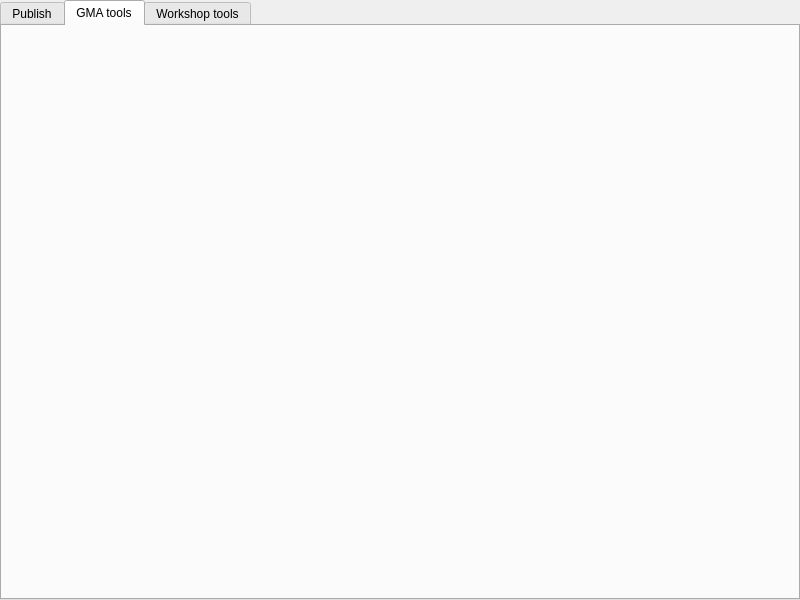
This is ui/mainwindow.ui in FPtje/gmosh as Qt 5 draws it before an edit. The edited form follows.
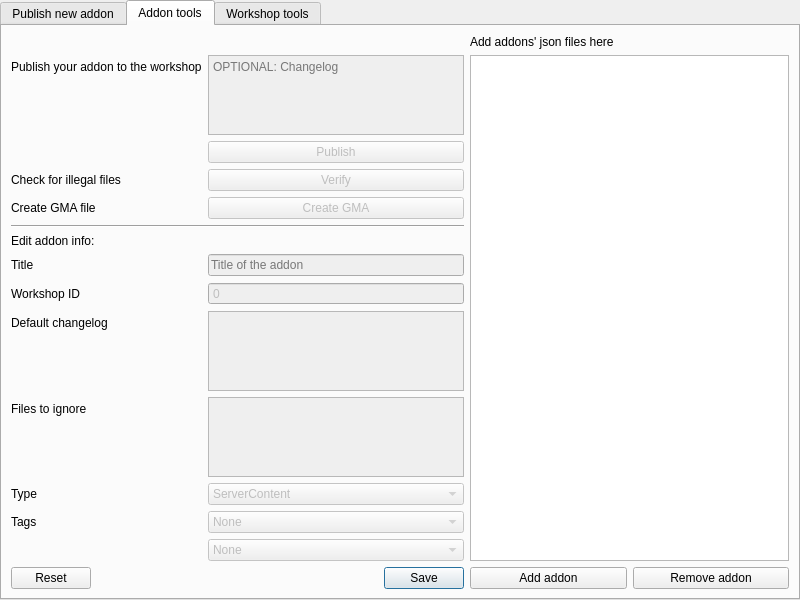
This is the edited form. The open tabs and pages were chosen to show the change.

Commit message: Addon tools tab

```diff
--- a/ui/mainwindow.ui
+++ b/ui/mainwindow.ui
@@ -17,7 +17,7 @@
    <bool>false</bool>
   </property>
   <widget class="QWidget" name="centralwidget">
-   <layout class="QHBoxLayout" name="horizontalLayout">
+   <layout class="QHBoxLayout" name="horizontalLayout_2">
     <property name="spacing">
      <number>0</number>
     </property>
@@ -46,13 +46,418 @@
       </property>
       <widget class="QWidget" name="tabPublish">
        <attribute name="title">
-        <string>Publish</string>
+        <string>Publish new addon</string>
        </attribute>
       </widget>
       <widget class="QWidget" name="tabGMA">
        <attribute name="title">
-        <string>GMA tools</string>
+        <string>Addon tools</string>
        </attribute>
+       <layout class="QHBoxLayout" name="horizontalLayout">
+        <item>
+         <layout class="QFormLayout" name="formLayout_2">
+          <item row="0" column="0">
+           <widget class="QLabel" name="label_3">
+            <property name="text">
+             <string/>
+            </property>
+           </widget>
+          </item>
+          <item row="1" column="0">
+           <widget class="QLabel" name="label_2">
+            <property name="text">
+             <string>Publish your addon to the workshop</string>
+            </property>
+           </widget>
+          </item>
+          <item row="1" column="1">
+           <widget class="QTextEdit" name="textEdit">
+            <property name="enabled">
+             <bool>false</bool>
+            </property>
+            <property name="placeholderText">
+             <string>OPTIONAL: Changelog</string>
+            </property>
+           </widget>
+          </item>
+          <item row="2" column="1">
+           <widget class="QPushButton" name="publish">
+            <property name="enabled">
+             <bool>false</bool>
+            </property>
+            <property name="text">
+             <string>Publish</string>
+            </property>
+           </widget>
+          </item>
+          <item row="4" column="0">
+           <widget class="QLabel" name="label_4">
+            <property name="text">
+             <string>Check for illegal files</string>
+            </property>
+           </widget>
+          </item>
+          <item row="4" column="1">
+           <widget class="QPushButton" name="verify">
+            <property name="enabled">
+             <bool>false</bool>
+            </property>
+            <property name="text">
+             <string>Verify</string>
+            </property>
+           </widget>
+          </item>
+          <item row="6" column="0">
+           <widget class="QLabel" name="label_5">
+            <property name="text">
+             <string>Create GMA file</string>
+            </property>
+           </widget>
+          </item>
+          <item row="6" column="1">
+           <widget class="QPushButton" name="createGMA">
+            <property name="enabled">
+             <bool>false</bool>
+            </property>
+            <property name="text">
+             <string>Create GMA</string>
+            </property>
+           </widget>
+          </item>
+          <item row="7" column="0" colspan="2">
+           <widget class="Line" name="line">
+            <property name="enabled">
+             <bool>true</bool>
+            </property>
+            <property name="sizePolicy">
+             <sizepolicy hsizetype="Minimum" vsizetype="Fixed">
+              <horstretch>0</horstretch>
+              <verstretch>0</verstretch>
+             </sizepolicy>
+            </property>
+            <property name="minimumSize">
+             <size>
+              <width>0</width>
+              <height>0</height>
+             </size>
+            </property>
+            <property name="orientation">
+             <enum>Qt::Horizontal</enum>
+            </property>
+           </widget>
+          </item>
+          <item row="8" column="0">
+           <widget class="QLabel" name="label_6">
+            <property name="text">
+             <string>Edit addon info:</string>
+            </property>
+           </widget>
+          </item>
+          <item row="10" column="0">
+           <widget class="QLabel" name="label_10">
+            <property name="toolTip">
+             <string>This is the workshop id of the addon. You can find the workshop id of an addon by going to its workshop page and looking at the url after &quot;id=&quot;</string>
+            </property>
+            <property name="text">
+             <string>Workshop ID</string>
+            </property>
+           </widget>
+          </item>
+          <item row="10" column="1">
+           <widget class="QSpinBox" name="workshopid">
+            <property name="enabled">
+             <bool>false</bool>
+            </property>
+            <property name="toolTip">
+             <string>This is the workshop id of the addon. You can find the workshop id of an addon by going to its workshop page and looking at the url after &quot;id=&quot;</string>
+            </property>
+            <property name="buttonSymbols">
+             <enum>QAbstractSpinBox::NoButtons</enum>
+            </property>
+            <property name="showGroupSeparator" stdset="0">
+             <bool>false</bool>
+            </property>
+           </widget>
+          </item>
+          <item row="11" column="0">
+           <widget class="QLabel" name="label_11">
+            <property name="toolTip">
+             <string>The default changelog of this addon when none is given.</string>
+            </property>
+            <property name="text">
+             <string>Default changelog</string>
+            </property>
+           </widget>
+          </item>
+          <item row="11" column="1">
+           <widget class="QTextEdit" name="defaultChangelog">
+            <property name="enabled">
+             <bool>false</bool>
+            </property>
+            <property name="toolTip">
+             <string>The default changelog of this addon when none is given.</string>
+            </property>
+           </widget>
+          </item>
+          <item row="12" column="0">
+           <widget class="QLabel" name="label_12">
+            <property name="text">
+             <string>Files to ignore</string>
+            </property>
+           </widget>
+          </item>
+          <item row="12" column="1">
+           <widget class="QTextEdit" name="ignorelist">
+            <property name="enabled">
+             <bool>false</bool>
+            </property>
+           </widget>
+          </item>
+          <item row="14" column="0">
+           <widget class="QLabel" name="label_8">
+            <property name="text">
+             <string>Type</string>
+            </property>
+           </widget>
+          </item>
+          <item row="14" column="1">
+           <widget class="QComboBox" name="addontype">
+            <property name="enabled">
+             <bool>false</bool>
+            </property>
+            <item>
+             <property name="text">
+              <string>ServerContent</string>
+             </property>
+            </item>
+            <item>
+             <property name="text">
+              <string>gamemode</string>
+             </property>
+            </item>
+            <item>
+             <property name="text">
+              <string>map</string>
+             </property>
+            </item>
+            <item>
+             <property name="text">
+              <string>weapon</string>
+             </property>
+            </item>
+            <item>
+             <property name="text">
+              <string>vehicle</string>
+             </property>
+            </item>
+            <item>
+             <property name="text">
+              <string>npc</string>
+             </property>
+            </item>
+            <item>
+             <property name="text">
+              <string>tool</string>
+             </property>
+            </item>
+            <item>
+             <property name="text">
+              <string>effects</string>
+             </property>
+            </item>
+            <item>
+             <property name="text">
+              <string>model</string>
+             </property>
+            </item>
+           </widget>
+          </item>
+          <item row="15" column="0">
+           <widget class="QLabel" name="label_9">
+            <property name="text">
+             <string>Tags</string>
+            </property>
+           </widget>
+          </item>
+          <item row="15" column="1">
+           <widget class="QComboBox" name="tag1">
+            <property name="enabled">
+             <bool>false</bool>
+            </property>
+            <property name="currentText">
+             <string>None</string>
+            </property>
+            <item>
+             <property name="text">
+              <string>None</string>
+             </property>
+            </item>
+            <item>
+             <property name="text">
+              <string>fun</string>
+             </property>
+            </item>
+            <item>
+             <property name="text">
+              <string>roleplay</string>
+             </property>
+            </item>
+            <item>
+             <property name="text">
+              <string>scenic</string>
+             </property>
+            </item>
+            <item>
+             <property name="text">
+              <string>movie</string>
+             </property>
+            </item>
+            <item>
+             <property name="text">
+              <string>realism</string>
+             </property>
+            </item>
+            <item>
+             <property name="text">
+              <string>cartoon</string>
+             </property>
+            </item>
+            <item>
+             <property name="text">
+              <string>water</string>
+             </property>
+            </item>
+            <item>
+             <property name="text">
+              <string>comic</string>
+             </property>
+            </item>
+            <item>
+             <property name="text">
+              <string>build</string>
+             </property>
+            </item>
+           </widget>
+          </item>
+          <item row="16" column="1">
+           <widget class="QComboBox" name="tag2">
+            <property name="enabled">
+             <bool>false</bool>
+            </property>
+            <property name="currentText">
+             <string>None</string>
+            </property>
+            <item>
+             <property name="text">
+              <string>None</string>
+             </property>
+            </item>
+            <item>
+             <property name="text">
+              <string>fun</string>
+             </property>
+            </item>
+            <item>
+             <property name="text">
+              <string>roleplay</string>
+             </property>
+            </item>
+            <item>
+             <property name="text">
+              <string>scenic</string>
+             </property>
+            </item>
+            <item>
+             <property name="text">
+              <string>movie</string>
+             </property>
+            </item>
+            <item>
+             <property name="text">
+              <string>realism</string>
+             </property>
+            </item>
+            <item>
+             <property name="text">
+              <string>cartoon</string>
+             </property>
+            </item>
+            <item>
+             <property name="text">
+              <string>water</string>
+             </property>
+            </item>
+            <item>
+             <property name="text">
+              <string>comic</string>
+             </property>
+            </item>
+            <item>
+             <property name="text">
+              <string>build</string>
+             </property>
+            </item>
+           </widget>
+          </item>
+          <item row="17" column="0" colspan="2">
+           <widget class="QDialogButtonBox" name="buttonBox">
+            <property name="standardButtons">
+             <set>QDialogButtonBox::Reset|QDialogButtonBox::Save</set>
+            </property>
+           </widget>
+          </item>
+          <item row="9" column="0">
+           <widget class="QLabel" name="label_7">
+            <property name="text">
+             <string>Title</string>
+            </property>
+           </widget>
+          </item>
+          <item row="9" column="1">
+           <widget class="QLineEdit" name="title">
+            <property name="enabled">
+             <bool>false</bool>
+            </property>
+            <property name="placeholderText">
+             <string>Title of the addon</string>
+            </property>
+           </widget>
+          </item>
+         </layout>
+        </item>
+        <item>
+         <layout class="QVBoxLayout" name="verticalLayout">
+          <item>
+           <widget class="QLabel" name="label">
+            <property name="text">
+             <string>Add addons' json files here</string>
+            </property>
+           </widget>
+          </item>
+          <item>
+           <widget class="QListView" name="recentAddons"/>
+          </item>
+          <item>
+           <layout class="QHBoxLayout" name="horizontalLayout_3">
+            <item>
+             <widget class="QPushButton" name="addFolder">
+              <property name="text">
+               <string>Add addon</string>
+              </property>
+             </widget>
+            </item>
+            <item>
+             <widget class="QPushButton" name="removeFolder">
+              <property name="text">
+               <string>Remove addon</string>
+              </property>
+             </widget>
+            </item>
+           </layout>
+          </item>
+         </layout>
+        </item>
+       </layout>
       </widget>
       <widget class="QWidget" name="tabWorkshop">
        <attribute name="title">
```
Left out of the diff: 2 changed lines with no effect on the pictures.
